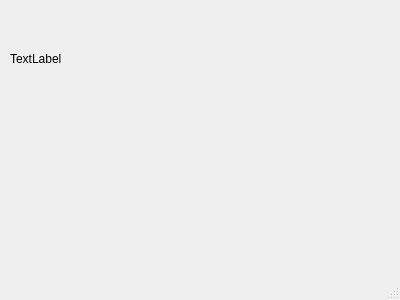
Qt form Client/mainwindow.ui (lirunquan/TCPChat) before a commit.
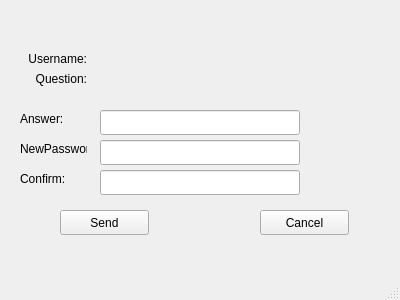
The same form after that commit.

Commit message: forgot password

```diff
--- a/Client/mainwindow.ui
+++ b/Client/mainwindow.ui
@@ -343,12 +343,158 @@
        <rect>
         <x>10</x>
         <y>0</y>
+        <width>77</width>
+        <height>17</height>
+       </rect>
+      </property>
+      <property name="text">
+       <string>Username:</string>
+      </property>
+      <property name="alignment">
+       <set>Qt::AlignRight|Qt::AlignTrailing|Qt::AlignVCenter</set>
+      </property>
+     </widget>
+     <widget class="QLabel" name="f_username">
+      <property name="geometry">
+       <rect>
+        <x>100</x>
+        <y>0</y>
+        <width>270</width>
+        <height>17</height>
+       </rect>
+      </property>
+      <property name="text">
+       <string/>
+      </property>
+     </widget>
+     <widget class="QLabel" name="label_6">
+      <property name="geometry">
+       <rect>
+        <x>10</x>
+        <y>20</y>
+        <width>77</width>
+        <height>17</height>
+       </rect>
+      </property>
+      <property name="text">
+       <string>Question:</string>
+      </property>
+      <property name="alignment">
+       <set>Qt::AlignRight|Qt::AlignTrailing|Qt::AlignVCenter</set>
+      </property>
+     </widget>
+     <widget class="QLabel" name="f_question">
+      <property name="geometry">
+       <rect>
+        <x>100</x>
+        <y>20</y>
+        <width>270</width>
+        <height>17</height>
+       </rect>
+      </property>
+      <property name="text">
+       <string/>
+      </property>
+     </widget>
+     <widget class="QLabel" name="label_7">
+      <property name="geometry">
+       <rect>
+        <x>20</x>
+        <y>60</y>
         <width>67</width>
         <height>17</height>
        </rect>
       </property>
       <property name="text">
-       <string>TextLabel</string>
+       <string>Answer:</string>
+      </property>
+     </widget>
+     <widget class="QLabel" name="label_12">
+      <property name="geometry">
+       <rect>
+        <x>20</x>
+        <y>90</y>
+        <width>67</width>
+        <height>17</height>
+       </rect>
+      </property>
+      <property name="text">
+       <string>NewPassword:</string>
+      </property>
+     </widget>
+     <widget class="QLabel" name="label_13">
+      <property name="geometry">
+       <rect>
+        <x>20</x>
+        <y>120</y>
+        <width>67</width>
+        <height>17</height>
+       </rect>
+      </property>
+      <property name="text">
+       <string>Confirm:</string>
+      </property>
+     </widget>
+     <widget class="QPushButton" name="f_send">
+      <property name="geometry">
+       <rect>
+        <x>60</x>
+        <y>160</y>
+        <width>89</width>
+        <height>25</height>
+       </rect>
+      </property>
+      <property name="text">
+       <string>Send</string>
+      </property>
+     </widget>
+     <widget class="QPushButton" name="f_cancel">
+      <property name="geometry">
+       <rect>
+        <x>260</x>
+        <y>160</y>
+        <width>89</width>
+        <height>25</height>
+       </rect>
+      </property>
+      <property name="text">
+       <string>Cancel</string>
+      </property>
+     </widget>
+     <widget class="QLineEdit" name="f_answer">
+      <property name="geometry">
+       <rect>
+        <x>100</x>
+        <y>60</y>
+        <width>200</width>
+        <height>25</height>
+       </rect>
+      </property>
+     </widget>
+     <widget class="QLineEdit" name="f_newpw">
+      <property name="geometry">
+       <rect>
+        <x>100</x>
+        <y>90</y>
+        <width>200</width>
+        <height>25</height>
+       </rect>
+      </property>
+      <property name="echoMode">
+       <enum>QLineEdit::Password</enum>
+      </property>
+     </widget>
+     <widget class="QLineEdit" name="f_confirm">
+      <property name="geometry">
+       <rect>
+        <x>100</x>
+        <y>120</y>
+        <width>200</width>
+        <height>25</height>
+       </rect>
+      </property>
+      <property name="echoMode">
+       <enum>QLineEdit::Password</enum>
       </property>
      </widget>
     </widget>
```
The commit also changes 1 other file.
